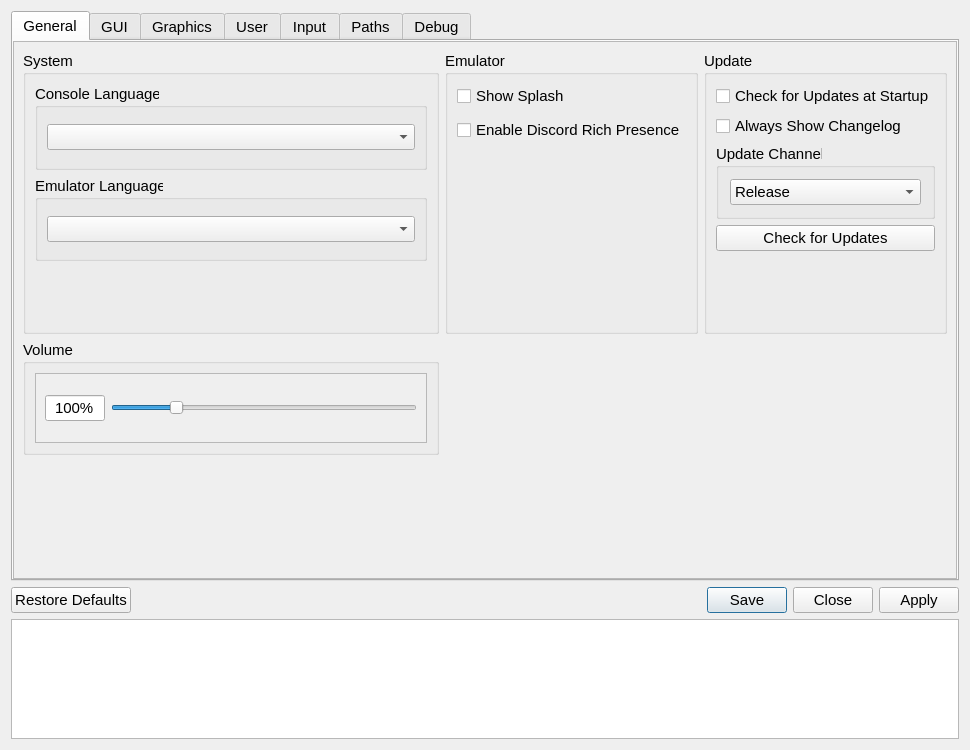
Before: the Qt Designer form src/qt_gui/settings_dialog.ui in shadps4-emu/shadPS4, drawn with Qt 5.
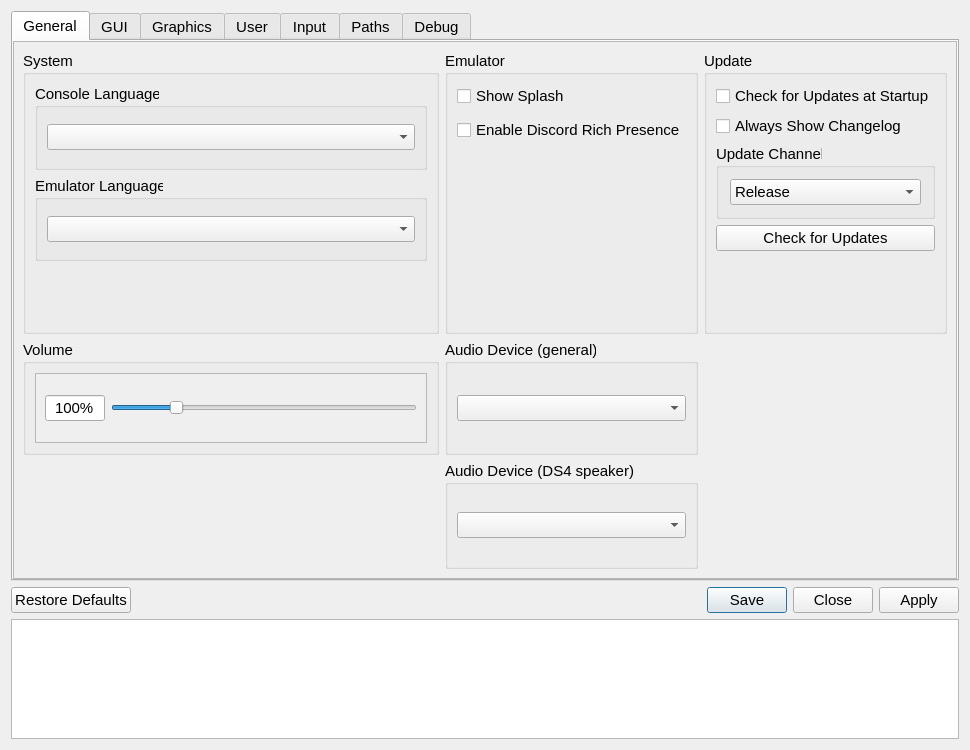
After: the same form once the commit is applied. Icons and pictures are not drawn.

What changed in the file:
```diff
--- a/src/qt_gui/settings_dialog.ui
+++ b/src/qt_gui/settings_dialog.ui
@@ -74,7 +74,7 @@
          <x>0</x>
          <y>0</y>
          <width>946</width>
-         <height>540</height>
+         <height>536</height>
         </rect>
        </property>
        <layout class="QVBoxLayout" name="generalTabVLayout" stretch="0">
@@ -99,19 +99,6 @@
             </property>
            </spacer>
           </item>
-          <item row="2" column="2">
-           <spacer name="verticalSpacer_4">
-            <property name="orientation">
-             <enum>Qt::Orientation::Vertical</enum>
-            </property>
-            <property name="sizeHint" stdset="0">
-             <size>
-              <width>20</width>
-              <height>40</height>
-             </size>
-            </property>
-           </spacer>
-          </item>
           <item row="0" column="3">
            <layout class="QVBoxLayout" name="updaterTabLayoutLeft">
             <property name="spacing">
@@ -508,18 +495,29 @@
             </item>
            </layout>
           </item>
-          <item row="2" column="3">
-           <spacer name="verticalSpacer_5">
-            <property name="orientation">
-             <enum>Qt::Orientation::Vertical</enum>
+          <item row="1" column="2">
+           <widget class="QGroupBox" name="GenAudioGroupBox">
+            <property name="title">
+             <string>Audio Device (general)</string>
             </property>
-            <property name="sizeHint" stdset="0">
-             <size>
-              <width>20</width>
-              <height>40</height>
-             </size>
+            <layout class="QVBoxLayout" name="verticalLayout_5">
+             <item>
+              <widget class="QComboBox" name="GenAudioComboBox"/>
+             </item>
+            </layout>
+           </widget>
+          </item>
+          <item row="2" column="2">
+           <widget class="QGroupBox" name="DsSpeakerGroupBox">
+            <property name="title">
+             <string>Audio Device (DS4 speaker)</string>
             </property>
-           </spacer>
+            <layout class="QVBoxLayout" name="verticalLayout_6">
+             <item>
+              <widget class="QComboBox" name="DsAudioComboBox"/>
+             </item>
+            </layout>
+           </widget>
           </item>
          </layout>
         </item>
```
Left out of the diff: 130 changed lines with no effect on the pictures.
